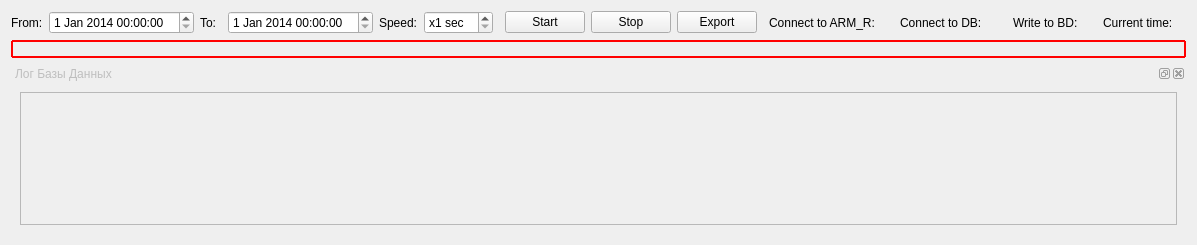
The window that src/view/core/ControlPanel/ControlPanel.ui (nevaeh82/arm_od) describes before a commit, drawn with Qt 5.
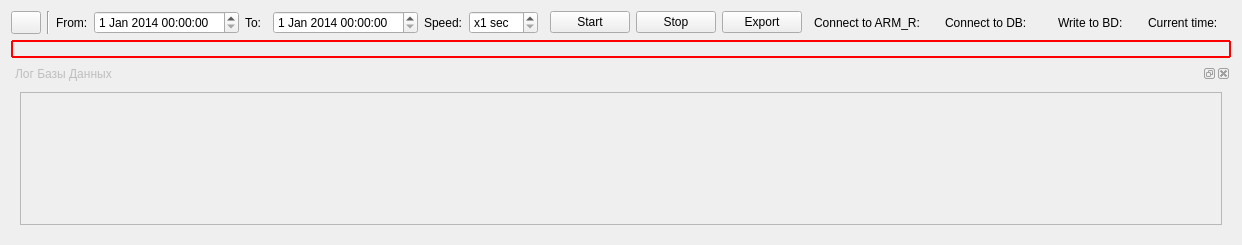
The same window after the commit. Icons and pictures are not drawn.

What changed in the file:
```diff
--- a/src/view/core/ControlPanel/ControlPanel.ui
+++ b/src/view/core/ControlPanel/ControlPanel.ui
@@ -17,38 +17,91 @@
    <string>Form</string>
   </property>
   <layout class="QGridLayout" name="gridLayout">
-   <item row="0" column="5">
+   <item row="0" column="22">
+    <widget class="QLabel" name="lblWriteToBd">
+     <property name="text">
+      <string/>
+     </property>
+    </widget>
+   </item>
+   <item row="0" column="13">
+    <spacer name="horizontalSpacer_4">
+     <property name="orientation">
+      <enum>Qt::Horizontal</enum>
+     </property>
+     <property name="sizeHint" stdset="0">
+      <size>
+       <width>40</width>
+       <height>20</height>
+      </size>
+     </property>
+    </spacer>
+   </item>
+   <item row="0" column="3">
+    <widget class="QDateTimeEdit" name="startTE">
+     <property name="dateTime">
+      <datetime>
+       <hour>0</hour>
+       <minute>0</minute>
+       <second>0</second>
+       <year>2014</year>
+       <month>1</month>
+       <day>1</day>
+      </datetime>
+     </property>
+    </widget>
+   </item>
+   <item row="0" column="25">
+    <widget class="QLabel" name="timeText">
+     <property name="text">
+      <string/>
+     </property>
+     <property name="textInteractionFlags">
+      <set>Qt::LinksAccessibleByMouse|Qt::TextSelectableByKeyboard|Qt::TextSelectableByMouse</set>
+     </property>
+    </widget>
+   </item>
+   <item row="0" column="4">
+    <widget class="QLabel" name="label_2">
+     <property name="text">
+      <string>To:</string>
+     </property>
+    </widget>
+   </item>
+   <item row="0" column="7">
     <widget class="QLabel" name="label_3">
      <property name="text">
       <string>Speed:</string>
      </property>
     </widget>
    </item>
-   <item row="0" column="13">
-    <widget class="QLabel" name="connectToArmRlbl">
-     <property name="text">
-      <string/>
+   <item row="0" column="20">
+    <spacer name="horizontalSpacer_5">
+     <property name="orientation">
+      <enum>Qt::Horizontal</enum>
      </property>
-    </widget>
-   </item>
-   <item row="0" column="19">
-    <widget class="QLabel" name="label_6">
-     <property name="text">
-      <string>Write to BD:</string>
+     <property name="sizeHint" stdset="0">
+      <size>
+       <width>40</width>
+       <height>20</height>
+      </size>
      </property>
-    </widget>
+    </spacer>
    </item>
-   <item row="0" column="10">
-    <widget class="QPushButton" name="pbExport">
-     <property name="text">
-      <string>Export</string>
+   <item row="0" column="23">
+    <spacer name="horizontalSpacer_2">
+     <property name="orientation">
+      <enum>Qt::Horizontal</enum>
      </property>
-     <property name="checkable">
-      <bool>false</bool>
+     <property name="sizeHint" stdset="0">
+      <size>
+       <width>40</width>
+       <height>20</height>
+      </size>
      </property>
-    </widget>
+    </spacer>
    </item>
-   <item row="0" column="6">
+   <item row="0" column="8">
     <widget class="QSpinBox" name="spinBoxPlaySpeed">
      <property name="suffix">
       <string> sec</string>
@@ -64,40 +117,38 @@
      </property>
     </widget>
    </item>
+   <item row="0" column="12">
+    <widget class="QPushButton" name="pbExport">
+     <property name="text">
+      <string>Export</string>
+     </property>
+     <property name="checkable">
+      <bool>false</bool>
+     </property>
+    </widget>
+   </item>
    <item row="0" column="21">
-    <spacer name="horizontalSpacer_2">
-     <property name="orientation">
-      <enum>Qt::Horizontal</enum>
+    <widget class="QLabel" name="label_6">
+     <property name="text">
+      <string>Write to BD:</string>
      </property>
-     <property name="sizeHint" stdset="0">
-      <size>
-       <width>40</width>
-       <height>20</height>
-      </size>
-     </property>
-    </spacer>
+    </widget>
    </item>
-   <item row="0" column="0">
+   <item row="0" column="2">
     <widget class="QLabel" name="label">
      <property name="text">
       <string>From:</string>
      </property>
     </widget>
    </item>
-   <item row="0" column="7">
-    <spacer name="horizontalSpacer_3">
-     <property name="orientation">
-      <enum>Qt::Horizontal</enum>
+   <item row="0" column="17">
+    <widget class="QLabel" name="label_4">
+     <property name="text">
+      <string>Connect to DB:</string>
      </property>
-     <property name="sizeHint" stdset="0">
-      <size>
-       <width>40</width>
-       <height>20</height>
-      </size>
-     </property>
-    </spacer>
+    </widget>
    </item>
-   <item row="0" column="22">
+   <item row="0" column="24">
     <widget class="QLabel" name="timeLabel">
      <property name="text">
       <string>Current time:</string>
@@ -107,24 +158,7 @@
      </property>
     </widget>
    </item>
-   <item row="2" column="0" colspan="24">
-    <widget class="QDockWidget" name="dockWidget">
-     <property name="enabled">
-      <bool>false</bool>
-     </property>
-     <property name="windowTitle">
-      <string>Лог Базы Данных</string>
-     </property>
-     <widget class="QWidget" name="dbContents">
-      <layout class="QGridLayout" name="gridLayout_2">
-       <item row="0" column="0">
-        <widget class="QTextEdit" name="textEdit"/>
-       </item>
-      </layout>
-     </widget>
-    </widget>
-   </item>
-   <item row="0" column="4">
+   <item row="0" column="6">
     <widget class="QDateTimeEdit" name="stopTE">
      <property name="dateTime">
       <datetime>
@@ -138,119 +172,99 @@
      </property>
     </widget>
    </item>
-   <item row="0" column="8">
-    <widget class="QPushButton" name="startPB">
-     <property name="text">
-      <string>Start</string>
-     </property>
-    </widget>
-   </item>
-   <item row="0" column="15">
-    <widget class="QLabel" name="label_4">
-     <property name="text">
-      <string>Connect to DB:</string>
-     </property>
-    </widget>
-   </item>
    <item row="0" column="9">
+    <spacer name="horizontalSpacer_3">
+     <property name="orientation">
+      <enum>Qt::Horizontal</enum>
+     </property>
+     <property name="sizeHint" stdset="0">
+      <size>
+       <width>40</width>
+       <height>20</height>
+      </size>
+     </property>
+    </spacer>
+   </item>
+   <item row="0" column="15">
+    <widget class="QLabel" name="connectToArmRlbl">
+     <property name="text">
+      <string/>
+     </property>
+    </widget>
+   </item>
+   <item row="0" column="16">
+    <spacer name="horizontalSpacer">
+     <property name="orientation">
+      <enum>Qt::Horizontal</enum>
+     </property>
+     <property name="sizeHint" stdset="0">
+      <size>
+       <width>40</width>
+       <height>20</height>
+      </size>
+     </property>
+    </spacer>
+   </item>
+   <item row="0" column="11">
     <widget class="QPushButton" name="stopPB">
      <property name="text">
       <string>Stop</string>
      </property>
     </widget>
    </item>
-   <item row="0" column="14">
-    <spacer name="horizontalSpacer">
-     <property name="orientation">
-      <enum>Qt::Horizontal</enum>
-     </property>
-     <property name="sizeHint" stdset="0">
-      <size>
-       <width>40</width>
-       <height>20</height>
-      </size>
-     </property>
-    </spacer>
-   </item>
-   <item row="0" column="17">
+   <item row="0" column="19">
     <widget class="QLabel" name="connectToDbLbl">
      <property name="text">
       <string/>
      </property>
     </widget>
    </item>
-   <item row="0" column="12">
-    <widget class="QLabel" name="label_5">
+   <item row="0" column="10">
+    <widget class="QPushButton" name="startPB">
      <property name="text">
-      <string>Connect to ARM_R:</string>
+      <string>Start</string>
      </property>
     </widget>
    </item>
-   <item row="0" column="23">
-    <widget class="QLabel" name="timeText">
-     <property name="text">
-      <string/>
+   <item row="0" column="0">
+    <widget class="QPushButton" name="screenPB">
+     <property name="sizePolicy">
+      <sizepolicy hsizetype="Fixed" vsizetype="Fixed">
+       <horstretch>0</horstretch>
+       <verstretch>0</verstretch>
+      </sizepolicy>
      </property>
-     <property name="textInteractionFlags">
-      <set>Qt::LinksAccessibleByMouse|Qt::TextSelectableByKeyboard|Qt::TextSelectableByMouse</set>
+     <property name="minimumSize">
+      <size>
+       <width>30</width>
+       <height>23</height>
+      </size>
      </property>
-    </widget>
-   </item>
-   <item row="0" column="1">
-    <widget class="QDateTimeEdit" name="startTE">
-     <property name="dateTime">
-      <datetime>
-       <hour>0</hour>
-       <minute>0</minute>
-       <second>0</second>
-       <year>2014</year>
-       <month>1</month>
-       <day>1</day>
-      </datetime>
+     <property name="maximumSize">
+      <size>
+       <width>23</width>
+       <height>23</height>
+      </size>
      </property>
-    </widget>
-   </item>
-   <item row="0" column="20">
-    <widget class="QLabel" name="lblWriteToBd">
+     <property name="toolTip">
+      <string>Включить запись с экрана</string>
+     </property>
      <property name="text">
       <string/>
      </property>
-    </widget>
-   </item>
-   <item row="0" column="11">
-    <spacer name="horizontalSpacer_4">
-     <property name="orientation">
-      <enum>Qt::Horizontal</enum>
+     <property name="icon">
+      <iconset resource="../../app/images.qrc">
+       <normaloff>:/images/video.png</normaloff>:/images/video.png</iconset>
      </property>
-     <property name="sizeHint" stdset="0">
+     <property name="iconSize">
       <size>
-       <width>40</width>
-       <height>20</height>
+       <width>23</width>
+       <height>23</height>
       </size>
      </property>
-    </spacer>
-   </item>
-   <item row="0" column="18">
-    <spacer name="horizontalSpacer_5">
-     <property name="orientation">
-      <enum>Qt::Horizontal</enum>
-     </property>
-     <property name="sizeHint" stdset="0">
-      <size>
-       <width>40</width>
-       <height>20</height>
-      </size>
-     </property>
-    </spacer>
-   </item>
-   <item row="0" column="2">
-    <widget class="QLabel" name="label_2">
-     <property name="text">
-      <string>To:</string>
-     </property>
     </widget>
    </item>
-   <item row="1" column="0" colspan="24">
+   <item row="1" column="0" colspan="26">
     <widget class="QLabel" name="movingAlarmLbl">
      <property name="styleSheet">
       <string notr="true">border: 2px solid red;
@@ -266,6 +280,37 @@
      </property>
     </widget>
    </item>
+   <item row="0" column="14">
+    <widget class="QLabel" name="label_5">
+     <property name="text">
+      <string>Connect to ARM_R:</string>
+     </property>
+    </widget>
+   </item>
+   <item row="2" column="0" colspan="26">
+    <widget class="QDockWidget" name="dockWidget">
+     <property name="enabled">
+      <bool>false</bool>
+     </property>
+     <property name="windowTitle">
+      <string>Лог Базы Данных</string>
+     </property>
+     <widget class="QWidget" name="dbContents">
+      <layout class="QGridLayout" name="gridLayout_2">
+       <item row="0" column="0">
+        <widget class="QTextEdit" name="textEdit"/>
+       </item>
+      </layout>
+     </widget>
+    </widget>
+   </item>
+   <item row="0" column="1">
+    <widget class="Line" name="line">
+     <property name="orientation">
+      <enum>Qt::Vertical</enum>
+     </property>
+    </widget>
+   </item>
   </layout>
  </widget>
  <resources/>
```
Left out of the diff: 4 changed lines with no effect on the pictures.
